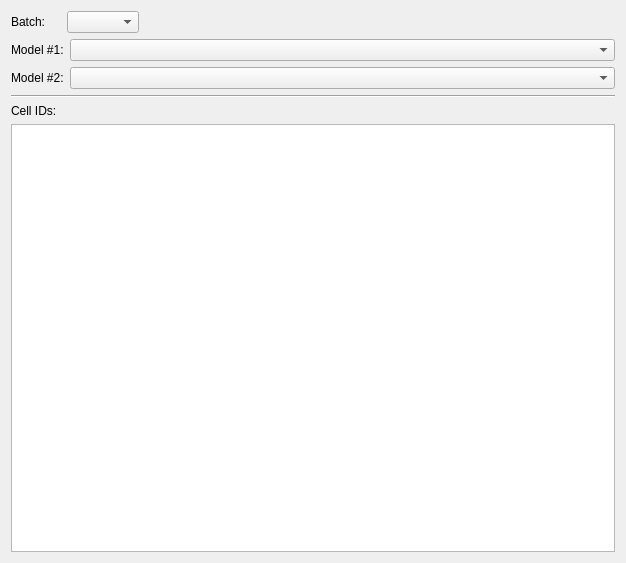
Before: the Qt Designer form nems/gui_new/ui/tab_comp.ui in LBHB/NEMS0, drawn with Qt 5.
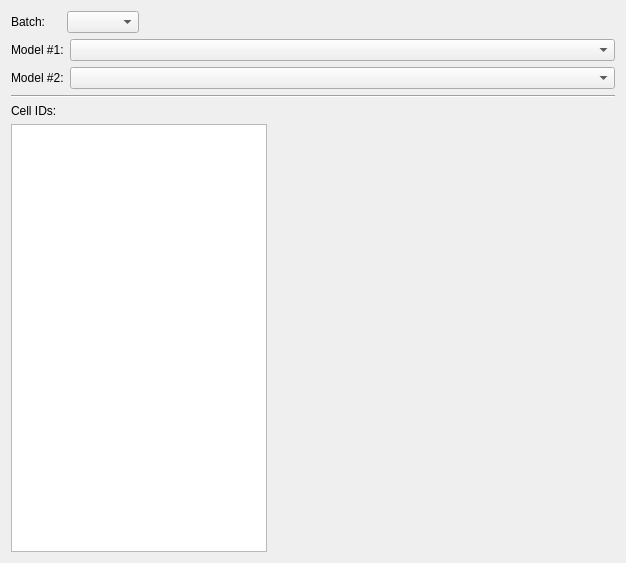
After: the same form once the commit is applied. Custom widgets are drawn as their Qt base class.

```diff
--- a/nems/gui_new/ui/tab_comp.ui
+++ b/nems/gui_new/ui/tab_comp.ui
@@ -116,14 +116,32 @@
     </widget>
    </item>
    <item>
-    <widget class="QListView" name="listView">
-     <property name="selectionMode">
-      <enum>QAbstractItemView::ExtendedSelection</enum>
-     </property>
-    </widget>
+    <layout class="QHBoxLayout" name="horizontalLayout_4">
+     <item>
+      <widget class="QListView" name="listView"/>
+     </item>
+     <item>
+      <widget class="PlotWidget" name="widget" native="true">
+       <property name="sizePolicy">
+        <sizepolicy hsizetype="Preferred" vsizetype="Preferred">
+         <horstretch>1</horstretch>
+         <verstretch>0</verstretch>
+        </sizepolicy>
+       </property>
+      </widget>
+     </item>
+    </layout>
    </item>
   </layout>
  </widget>
+ <customwidgets>
+  <customwidget>
+   <class>PlotWidget</class>
+   <extends>QWidget</extends>
+   <header>pyqtgraph</header>
+   <container>1</container>
+  </customwidget>
+ </customwidgets>
  <resources/>
  <connections/>
 </ui>
```
